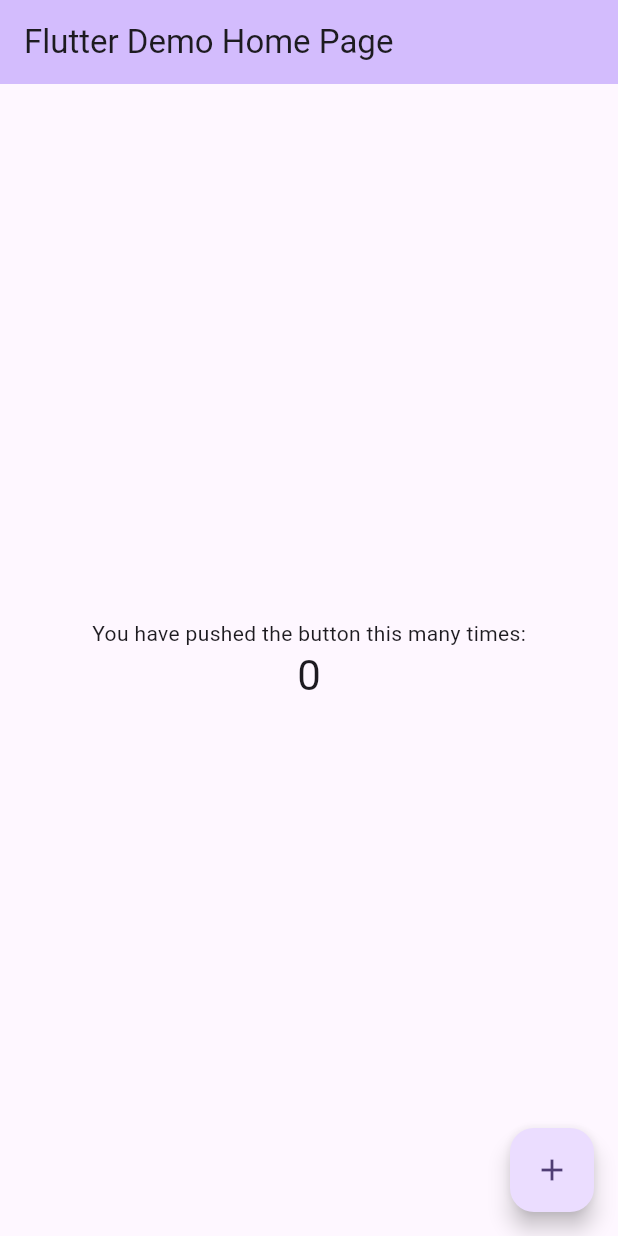
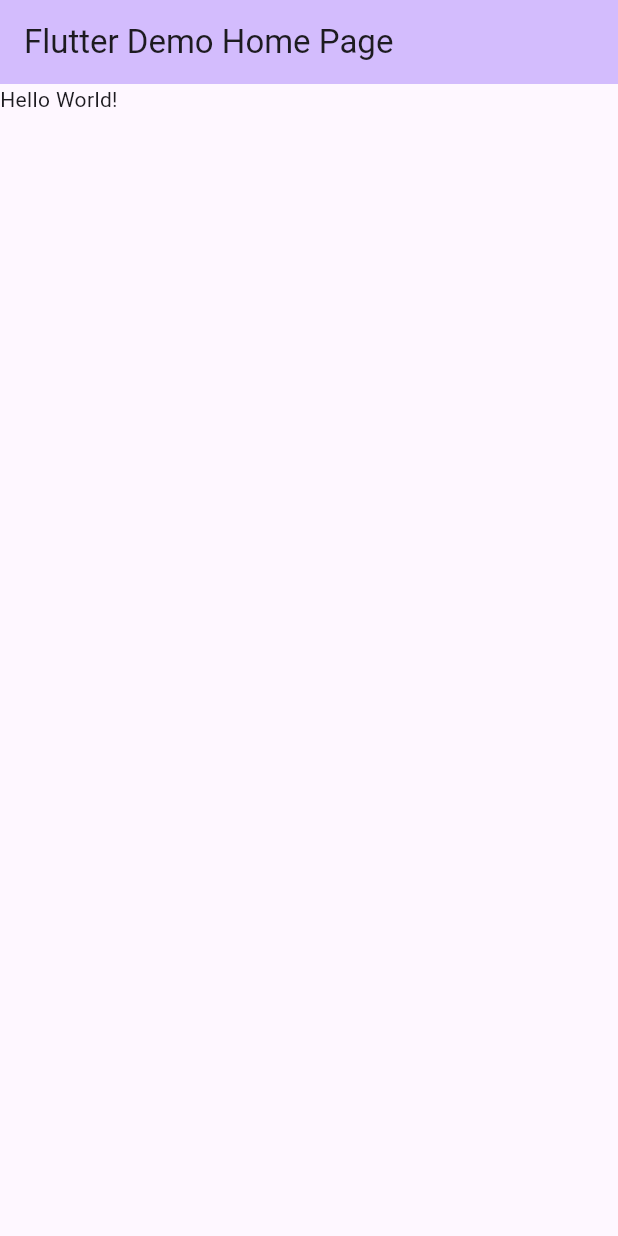
Before and after one commit to yuma-ito-bd/flutter-helloworld, a Flutter app: the screen it shows after launch, on a phone screen of 412 x 824 dp. Run offline on Flutter 3.47's test engine with Material 3 defaults, Android fonts, the phone set to English and light mode, and no system bars.

Commit message:
Hello Worldを表示する

```diff
--- a/lib/main.dart
+++ b/lib/main.dart
@@ -55,19 +55,6 @@ class MyHomePage extends StatefulWidget {
 }
 
 class _MyHomePageState extends State<MyHomePage> {
-  int _counter = 0;
-
-  void _incrementCounter() {
-    setState(() {
-      // This call to setState tells the Flutter framework that something has
-      // changed in this State, which causes it to rerun the build method below
-      // so that the display can reflect the updated values. If we changed
-      // _counter without calling setState(), then the build method would not be
-      // called again, and so nothing would appear to happen.
-      _counter++;
-    });
-  }
-
   @override
   Widget build(BuildContext context) {
     // This method is rerun every time setState is called, for instance as done
@@ -86,40 +73,7 @@ class _MyHomePageState extends State<MyHomePage> {
         // the App.build method, and use it to set our appbar title.
         title: Text(widget.title),
       ),
-      body: Center(
-        // Center is a layout widget. It takes a single child and positions it
-        // in the middle of the parent.
-        child: Column(
-          // Column is also a layout widget. It takes a list of children and
-          // arranges them vertically. By default, it sizes itself to fit its
-          // children horizontally, and tries to be as tall as its parent.
-          //
-          // Column has various properties to control how it sizes itself and
-          // how it positions its children. Here we use mainAxisAlignment to
-          // center the children vertically; the main axis here is the vertical
-          // axis because Columns are vertical (the cross axis would be
-          // horizontal).
-          //
-          // TRY THIS: Invoke "debug painting" (choose the "Toggle Debug Paint"
-          // action in the IDE, or press "p" in the console), to see the
-          // wireframe for each widget.
-          mainAxisAlignment: MainAxisAlignment.center,
-          children: <Widget>[
-            const Text(
-              'You have pushed the button this many times:',
-            ),
-            Text(
-              '$_counter',
-              style: Theme.of(context).textTheme.headlineMedium,
-            ),
-          ],
-        ),
-      ),
-      floatingActionButton: FloatingActionButton(
-        onPressed: _incrementCounter,
-        tooltip: 'Increment',
-        child: const Icon(Icons.add),
-      ), // This trailing comma makes auto-formatting nicer for build methods.
+      body: const Text("Hello World!"),
     );
   }
 }
```
